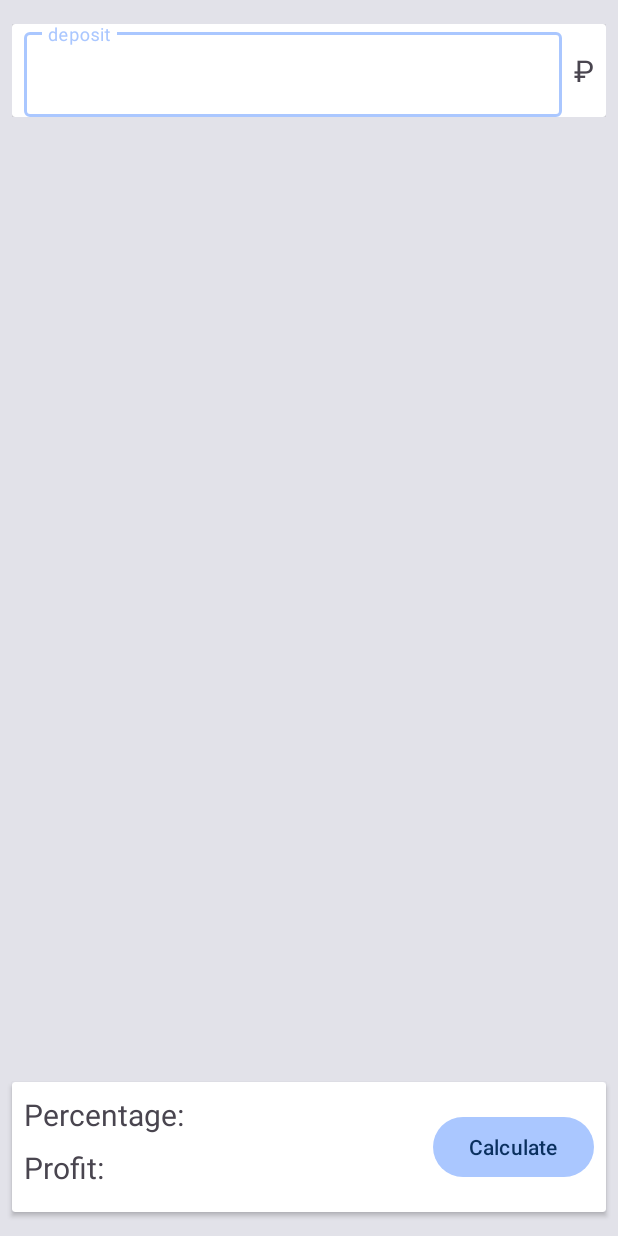
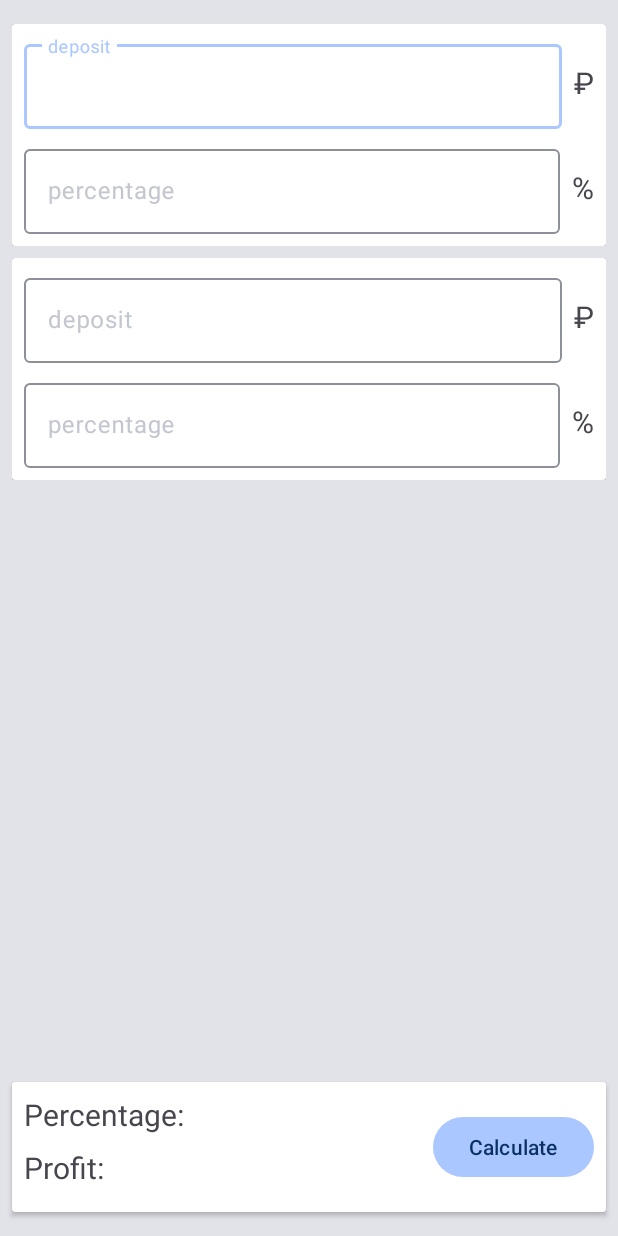
Before and after one commit to Maximon0101/Percentages, an Android app: the screen it shows after launch (MainActivity), on a phone screen of 412 x 824 dp. Run offline under Robolectric (Android 15) with nearby library versions, the phone set to English and light mode, and no system bars.

Commit message:
final design 1.0

```diff
--- a/app/src/main/res/layout/activity_main.xml
+++ b/app/src/main/res/layout/activity_main.xml
@@ -6,6 +6,7 @@
     android:layout_height="match_parent">
 
     <include
+        android:id="@+id/include3"
         layout="@layout/fragment_calculations_result"
         android:layout_width="0dp"
         android:layout_height="wrap_content"
@@ -16,15 +17,32 @@
         app:layout_constraintEnd_toEndOf="parent"
         app:layout_constraintStart_toStartOf="parent" />
 
-    <include
-        layout="@layout/fragment_bank_card"
-        android:layout_width="0dp"
-        android:layout_height="wrap_content"
+    <LinearLayout
+        android:layout_width="match_parent"
+        android:layout_height="0dp"
         android:layout_marginStart="8dp"
         android:layout_marginTop="16dp"
         android:layout_marginEnd="8dp"
+        android:layout_marginBottom="16dp"
+        android:orientation="vertical"
+        app:layout_constraintBottom_toTopOf="@+id/include3"
         app:layout_constraintEnd_toEndOf="parent"
         app:layout_constraintStart_toStartOf="parent"
-        app:layout_constraintTop_toTopOf="parent" />
+        app:layout_constraintTop_toTopOf="parent"
+        tools:ignore="MissingConstraints">
+
+
+        <include
+            layout="@layout/fragment_bank_card"
+            android:layout_width="match_parent"
+            android:layout_height="wrap_content"
+            android:layout_marginBottom="8dp"  />
+
+        <include
+            layout="@layout/fragment_bank_card"
+            android:layout_width="match_parent"
+            android:layout_height="wrap_content" />
+    </LinearLayout>
+
 
 </androidx.constraintlayout.widget.ConstraintLayout>
--- a/app/src/main/res/layout/fragment_bank_card.xml
+++ b/app/src/main/res/layout/fragment_bank_card.xml
@@ -2,6 +2,7 @@
 <FrameLayout xmlns:android="http://schemas.android.com/apk/res/android"
     xmlns:app="http://schemas.android.com/apk/res-auto"
     xmlns:tools="http://schemas.android.com/tools"
+    android:id="@+id/bank_card"
     android:layout_width="match_parent"
     android:layout_height="match_parent">
 
@@ -19,11 +20,13 @@
                 android:layout_width="0dp"
                 android:layout_height="wrap_content"
                 android:layout_marginStart="8dp"
-                app:layout_constraintBottom_toBottomOf="parent"
+                android:layout_marginTop="8dp"
                 app:layout_constraintEnd_toStartOf="@+id/deposite_unit_lable"
-                app:layout_constraintStart_toStartOf="parent">
+                app:layout_constraintStart_toStartOf="parent"
+                app:layout_constraintTop_toTopOf="parent">
 
                 <com.google.android.material.textfield.TextInputEditText
+                    android:id="@+id/bank_card_deposit_text"
                     android:layout_width="match_parent"
                     android:layout_height="match_parent"
                     android:hint="@string/deposit_hint" />
@@ -42,6 +45,38 @@
                 app:layout_constraintStart_toEndOf="@+id/bank_card_deposit"
                 app:layout_constraintTop_toTopOf="@+id/bank_card_deposit" />
 
+            <com.google.android.material.textfield.TextInputLayout
+                android:id="@+id/bank_card_percentage"
+                style="@style/ThemeOverlay.Material3.TextInputEditText.OutlinedBox"
+                android:layout_width="0dp"
+                android:layout_height="wrap_content"
+                android:layout_marginStart="8dp"
+                android:layout_marginTop="8dp"
+                android:layout_marginEnd="8dp"
+                android:layout_marginBottom="8dp"
+                app:layout_constraintBottom_toBottomOf="parent"
+                app:layout_constraintEnd_toStartOf="@+id/textView2"
+                app:layout_constraintStart_toStartOf="parent"
+                app:layout_constraintTop_toBottomOf="@+id/bank_card_deposit">
+
+                <com.google.android.material.textfield.TextInputEditText
+                    android:id="@+id/bank_card_percentage_text"
+                    android:layout_width="match_parent"
+                    android:layout_height="wrap_content"
+                    android:hint="@string/percentage_hint" />
+            </com.google.android.material.textfield.TextInputLayout>
+
+            <TextView
+                android:id="@+id/textView2"
+                android:layout_width="wrap_content"
+                android:layout_height="wrap_content"
+                android:layout_marginEnd="8dp"
+                android:text="@string/percentage_unit"
+                android:textSize="20sp"
+                app:layout_constraintBottom_toBottomOf="@+id/bank_card_percentage"
+                app:layout_constraintEnd_toEndOf="parent"
+                app:layout_constraintTop_toTopOf="@+id/bank_card_percentage" />
+
 
         </androidx.constraintlayout.widget.ConstraintLayout>
     </androidx.cardview.widget.CardView>
--- a/app/src/main/res/values/strings.xml
+++ b/app/src/main/res/values/strings.xml
@@ -11,4 +11,6 @@
     <string name="percentage_default_value"></string>
     <string name="deposit_hint">deposit</string>
     <string name="deposit_unit">₽</string>
+    <string name="percentage_hint">percentage</string>
+    <string name="percentage_unit">%</string>
 </resources>
```
Also changed, not shown: 1 other file.
